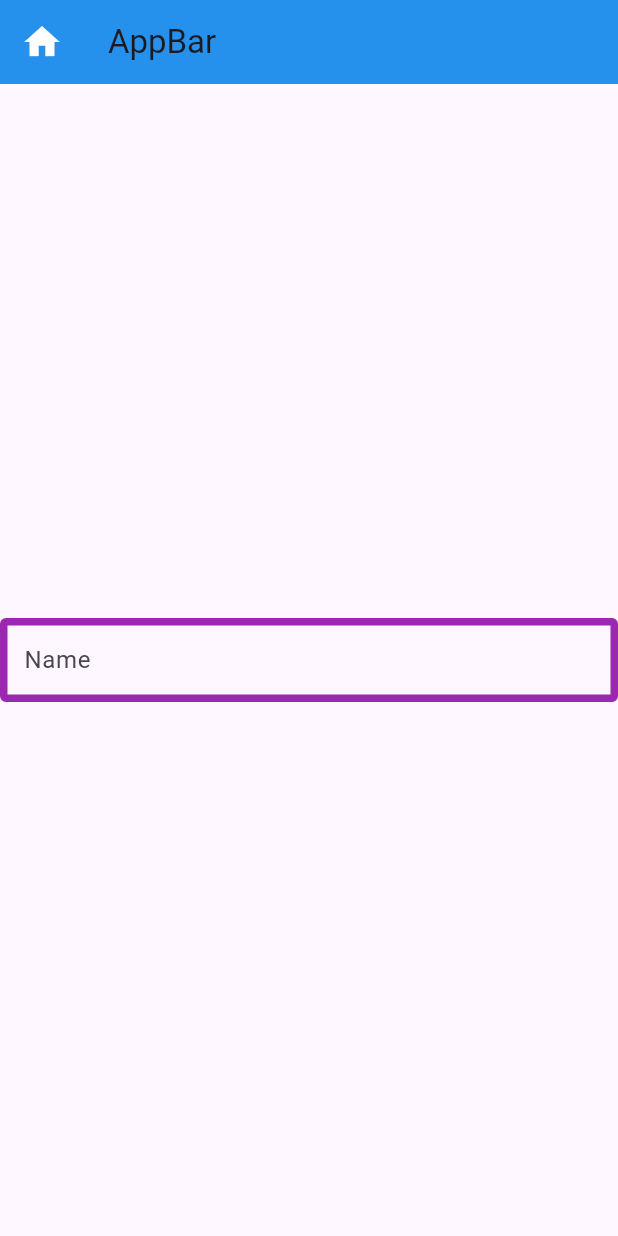
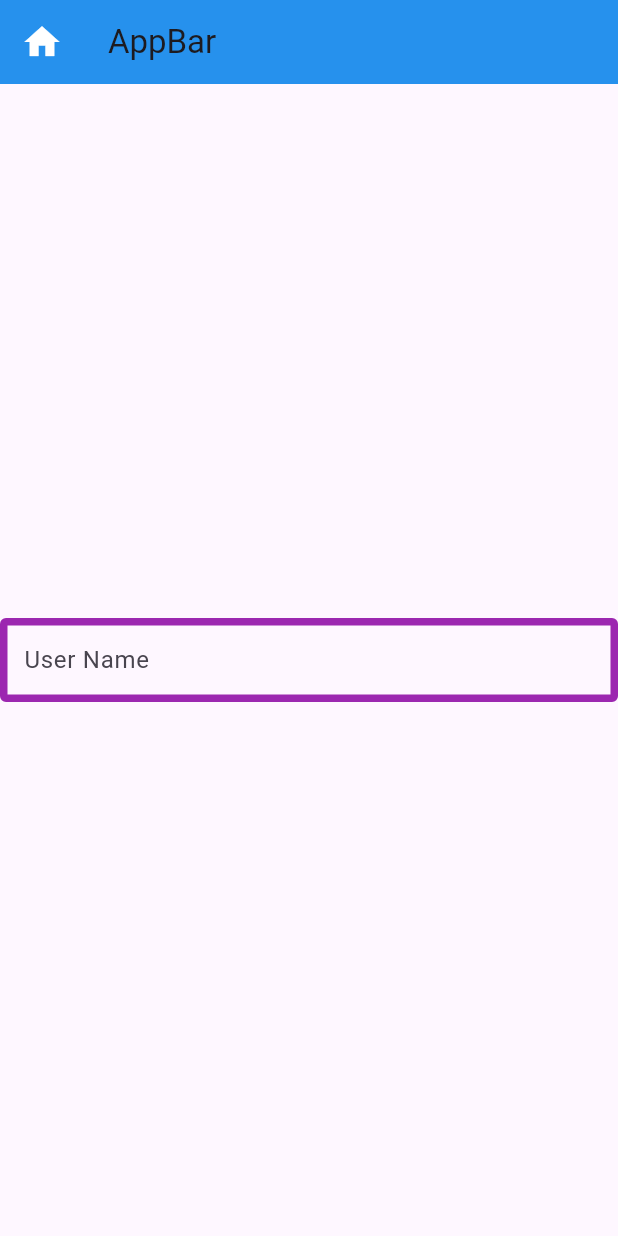
Before and after one commit to littleboyaba/Flutter-Widgets, a Flutter app: the screen it shows after launch, on a phone screen of 412 x 824 dp. Run offline on Flutter 3.47's test engine with Material 3 defaults, Android fonts, the phone set to English and light mode, and no system bars.

```diff
--- a/lib/main.dart
+++ b/lib/main.dart
@@ -71,8 +71,13 @@ class HomeActivity extends StatelessWidget {
               decoration: InputDecoration(
                 enabled:
                     true, // use this to enable or disable your text field. it can be use in directly in TextField too.
-                label: Text("Name"),
+                label: Text("User Name"),
                 hintText: 'Enter your name',
+
+                // prefix: Text('ID: '),
+                // prefixIcon: Icon(Icons.abc),
+                // suffix: Text('SuffixText'),
+                // suffixIcon: Icon(Icons.remove_red_eye_sharp),
 
                 border: OutlineInputBorder(
                   borderSide: BorderSide(
```
